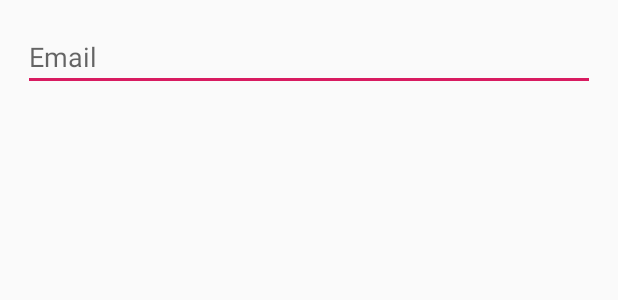
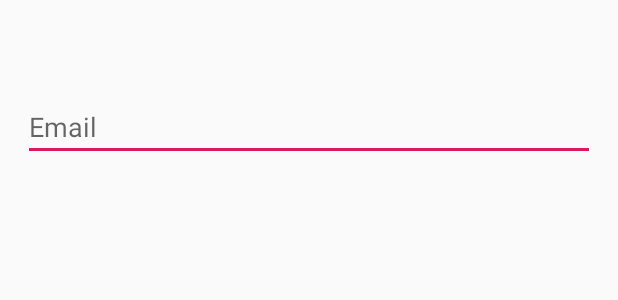
Before and after one commit to mikijaworski/epic-agenda, an Android app: the layout activity_main.xml on its own in the app's theme, with its tools: preview values and no code run, on a phone screen of 412 x 824 dp. Shown: the top 300 px of the screen. Run offline under Robolectric (Android 15) with nearby library versions, the phone set to English and light mode, and no system bars.

Commit message:
intentant repara els erros de la vida

```diff
--- a/app/src/main/AndroidManifest.xml
+++ b/app/src/main/AndroidManifest.xml
@@ -19,7 +19,6 @@
             android:label="@string/title_activity_login_firebase" />
         <activity android:name=".ContactsTelActivity" />
         <activity android:name=".AddNewContact"></activity>
-        <activity android:name=".ContactsTelActivity" />
         <activity android:name=".MainActivity">
             <intent-filter>
                 <action android:name="android.intent.action.MAIN" />
--- a/app/src/main/java/com/example/epicagendaapp/MainActivity.java
+++ b/app/src/main/java/com/example/epicagendaapp/MainActivity.java
@@ -32,8 +32,6 @@ public class MainActivity extends AppCompatActivity {
         super.onCreate(savedInstanceState);
         setContentView(R.layout.activity_main);
 
-        Toolbar toolbar = findViewById(R.id.toolbar);
-        toolbar.setTitle(getString(R.string.app_name));
         // Obtener referencia de Auth Firebase
         auth = FirebaseAuth.getInstance();
         // Obtener usuario actual
@@ -278,4 +276,12 @@ public class MainActivity extends AppCompatActivity {
             auth.removeAuthStateListener(authListener);
         }
     }
+
+    public void OpenMobileContacts(View view) {
+
+    }
+
+    public void OpenFirebaseContacts(View view) {
+
+    }
 }
--- a/app/src/main/res/layout/activity_main.xml
+++ b/app/src/main/res/layout/activity_main.xml
@@ -1,4 +1,5 @@
 <?xml version="1.0" encoding="utf-8"?>
+
 <androidx.constraintlayout.widget.ConstraintLayout xmlns:android="http://schemas.android.com/apk/res/android"
     xmlns:app="http://schemas.android.com/apk/res-auto"
     xmlns:tools="http://schemas.android.com/tools"
@@ -7,19 +8,6 @@
     android:fitsSystemWindows="true"
     tools:context=".MainActivity">
 
-    <android.support.v7.widget.Toolbar
-        android:id="@+id/toolbar"
-        android:layout_width="match_parent"
-        android:layout_height="60dp"
-        android:layout_marginLeft="15dp"
-        android:layout_marginTop="15dp"
-        android:layout_marginRight="15dp"
-        android:text="Contactes del mobil"
-        android:onClick="OpenMobileContacts"
-        app:layout_constraintEnd_toEndOf="parent"
-        app:layout_constraintStart_toStartOf="parent"
-        app:layout_constraintTop_toTopOf="parent" />
-
     <LinearLayout
         android:id="@+id/linearLayout3"
         android:layout_width="match_parent"
@@ -27,8 +15,11 @@
         android:layout_marginLeft="15dp"
         android:layout_marginTop="15dp"
         android:layout_marginRight="15dp"
+        android:layout_marginBottom="656dp"
+        android:onClick="OpenFirebaseContacts"
+        android:orientation="vertical"
         android:text="Contactes del Firebase"
-        android:onClick="OpenFirebaseContacts"
+        app:layout_constraintBottom_toBottomOf="parent"
         app:layout_constraintEnd_toEndOf="parent"
         app:layout_constraintStart_toStartOf="parent"
         app:layout_constraintTop_toTopOf="parent">
@@ -57,7 +48,6 @@
             android:layout_height="wrap_content"
             android:focusableInTouchMode="true"
             android:hint="@string/prompt_password"
-            android:imeActionId="@+id/login"
             android:imeOptions="actionUnspecified"
             android:inputType="textPassword"
             android:maxLines="1"
@@ -69,7 +59,6 @@
             android:layout_height="wrap_content"
             android:focusableInTouchMode="true"
             android:hint="@string/new_pass"
-            android:imeActionId="@+id/login"
             android:imeOptions="actionUnspecified"
             android:inputType="textPassword"
             android:maxLines="1"
```
